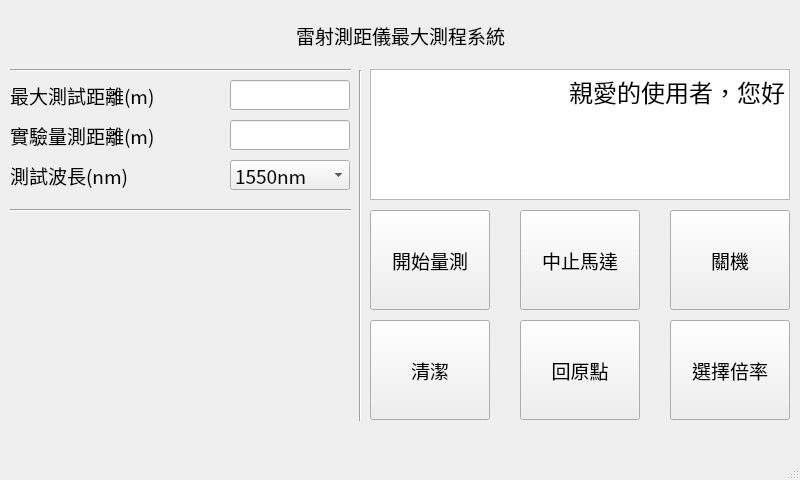
NUUEO/motor_control, file mnd401/main.ui: the form before one commit.
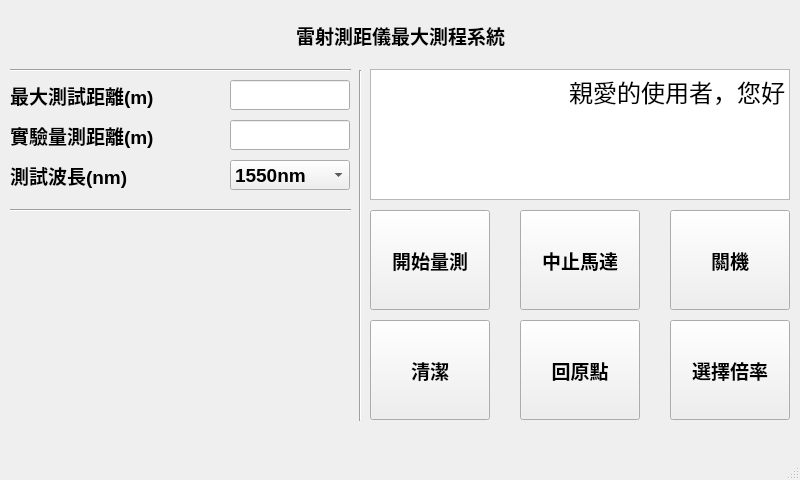
The form after the commit. Icons and pictures are not drawn.

```diff
--- a/mnd401/main.ui
+++ b/mnd401/main.ui
@@ -12,7 +12,6 @@
   </property>
   <property name="font">
    <font>
-    <family>Noto Sans CJK TC</family>
     <pointsize>18</pointsize>
    </font>
   </property>
@@ -31,8 +30,9 @@
     </property>
     <property name="font">
      <font>
-      <family>Noto Sans CJK TC Medium</family>
+      <family>Microsoft YaHei UI</family>
       <pointsize>14</pointsize>
+      <bold>true</bold>
      </font>
     </property>
     <property name="text">
@@ -50,16 +50,17 @@
     </property>
     <property name="font">
      <font>
-      <family>Noto Sans CJK TC Medium</family>
-      <pointsize>14</pointsize>
+      <family>Microsoft YaHei UI</family>
+      <pointsize>12</pointsize>
+      <bold>true</bold>
      </font>
     </property>
     <property name="html">
      <string>&lt;!DOCTYPE HTML PUBLIC &quot;-//W3C//DTD HTML 4.0//EN&quot; &quot;http://www.w3.org/TR/REC-html40/strict.dtd&quot;&gt;
-&lt;html&gt;&lt;head&gt;&lt;meta name=&quot;qrichtext&quot; content=&quot;1&quot; /&gt;&lt;style type=&quot;text/css&quot;&gt;
+&lt;html&gt;&lt;head&gt;&lt;meta name=&quot;qrichtext&quot; content=&quot;1&quot; /&gt;&lt;meta charset=&quot;utf-8&quot; /&gt;&lt;style type=&quot;text/css&quot;&gt;
 p, li { white-space: pre-wrap; }
-&lt;/style&gt;&lt;/head&gt;&lt;body style=&quot; font-family:'Noto Sans CJK TC Medium'; font-size:14pt; font-weight:400; font-style:normal;&quot;&gt;
-&lt;p align=&quot;right&quot; style=&quot; margin-top:12px; margin-bottom:12px; margin-left:0px; margin-right:0px; -qt-block-indent:0; text-indent:0px;&quot;&gt;&lt;span style=&quot; font-family:'Noto Sans CJK TC'; font-size:18pt;&quot;&gt;親愛的使用者，您好&lt;/span&gt;&lt;/p&gt;&lt;/body&gt;&lt;/html&gt;</string>
+&lt;/style&gt;&lt;/head&gt;&lt;body style=&quot; font-family:'Microsoft YaHei UI'; font-size:12pt; font-weight:700; font-style:normal;&quot;&gt;
+&lt;p align=&quot;right&quot; style=&quot; margin-top:12px; margin-bottom:12px; margin-left:0px; margin-right:0px; -qt-block-indent:0; text-indent:0px;&quot;&gt;&lt;span style=&quot; font-family:'Noto Sans CJK TC'; font-size:18pt; font-weight:400;&quot;&gt;親愛的使用者，您好&lt;/span&gt;&lt;/p&gt;&lt;/body&gt;&lt;/html&gt;</string>
     </property>
    </widget>
    <widget class="QLineEdit" name="Theoretical_distance">
@@ -89,8 +90,9 @@
     </property>
     <property name="font">
      <font>
-      <family>Noto Sans CJK TC Medium</family>
+      <family>Microsoft YaHei UI</family>
       <pointsize>14</pointsize>
+      <bold>true</bold>
      </font>
     </property>
     <property name="text">
@@ -124,8 +126,9 @@
     </property>
     <property name="font">
      <font>
-      <family>Noto Sans CJK TC Medium</family>
+      <family>Microsoft YaHei UI</family>
       <pointsize>14</pointsize>
+      <bold>true</bold>
      </font>
     </property>
     <property name="text">
@@ -143,8 +146,9 @@
     </property>
     <property name="font">
      <font>
-      <family>Noto Sans CJK TC Medium</family>
+      <family>Microsoft YaHei UI</family>
       <pointsize>14</pointsize>
+      <bold>true</bold>
      </font>
     </property>
     <property name="text">
@@ -162,8 +166,9 @@
     </property>
     <property name="font">
      <font>
-      <family>Noto Sans CJK TC Medium</family>
+      <family>Microsoft YaHei UI</family>
       <pointsize>14</pointsize>
+      <bold>true</bold>
      </font>
     </property>
     <property name="text">
@@ -200,8 +205,9 @@
     </property>
     <property name="font">
      <font>
-      <family>Noto Sans CJK TC Medium</family>
+      <family>Microsoft YaHei UI</family>
       <pointsize>14</pointsize>
+      <bold>true</bold>
      </font>
     </property>
     <property name="text">
@@ -222,8 +228,9 @@
     </property>
     <property name="font">
      <font>
-      <family>Noto Sans CJK TC Medium</family>
+      <family>Microsoft YaHei UI</family>
       <pointsize>14</pointsize>
+      <bold>true</bold>
      </font>
     </property>
     <property name="text">
@@ -241,8 +248,9 @@
     </property>
     <property name="font">
      <font>
-      <family>Noto Sans CJK TC Medium</family>
+      <family>Microsoft YaHei UI</family>
       <pointsize>14</pointsize>
+      <bold>true</bold>
      </font>
     </property>
     <property name="text">
@@ -260,8 +268,9 @@
     </property>
     <property name="font">
      <font>
-      <family>Noto Sans CJK TC Medium</family>
+      <family>Microsoft YaHei UI</family>
       <pointsize>14</pointsize>
+      <bold>true</bold>
      </font>
     </property>
     <property name="text">
@@ -292,8 +301,9 @@
     </property>
     <property name="font">
      <font>
-      <family>Noto Sans CJK TC Medium</family>
+      <family>Microsoft YaHei UI</family>
       <pointsize>14</pointsize>
+      <bold>true</bold>
      </font>
     </property>
     <property name="text">
@@ -343,8 +353,9 @@
     </property>
     <property name="font">
      <font>
-      <family>Noto Sans CJK TC Medium</family>
+      <family>Microsoft YaHei UI</family>
       <pointsize>14</pointsize>
+      <bold>true</bold>
      </font>
     </property>
     <item>
```
Left out of the diff: 8 changed lines with no effect on the pictures.
